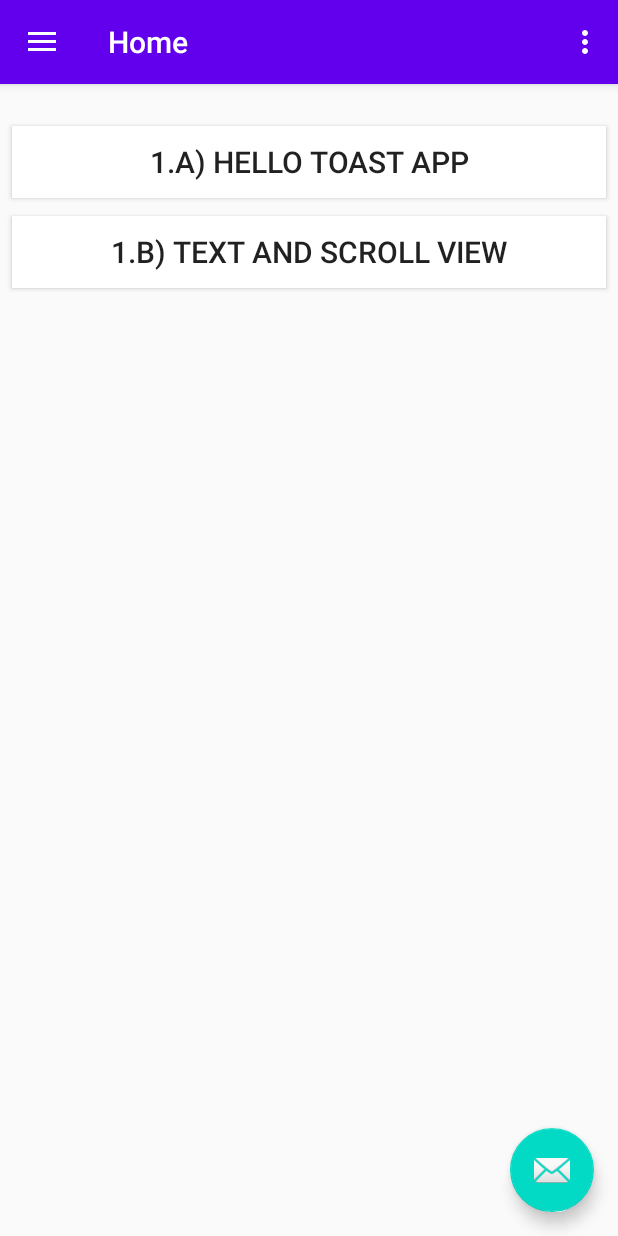
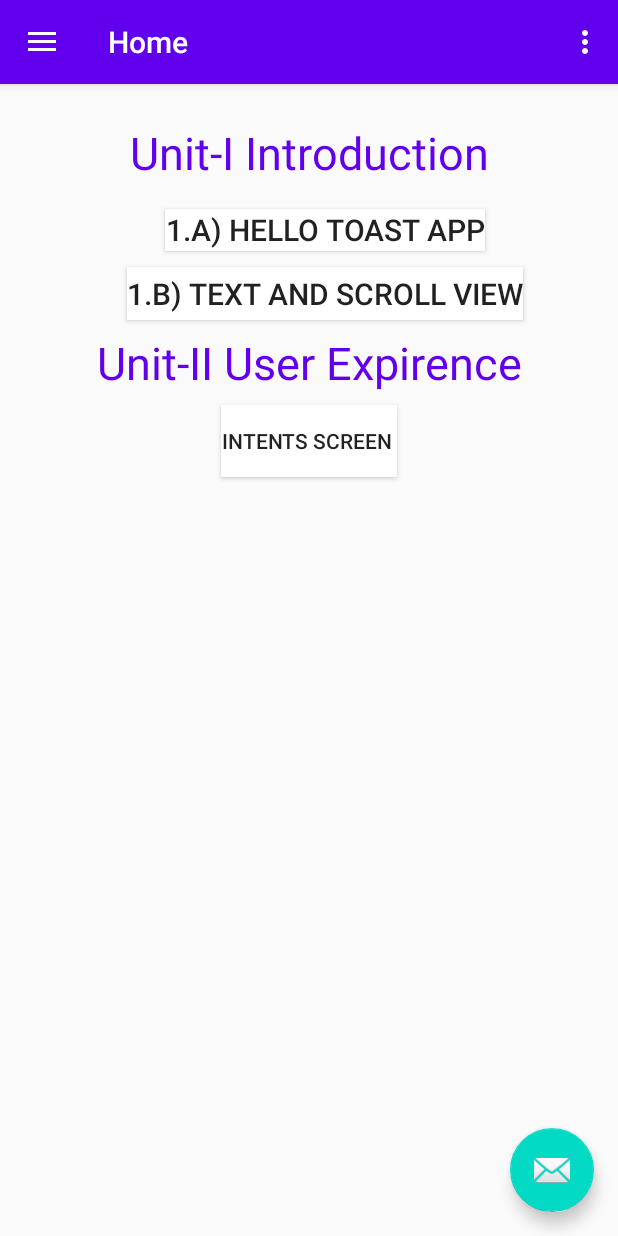
Before and after one commit to Muneiahtellakula/android_development, an Android app: the screen it shows after launch (MainActivity), on a phone screen of 412 x 824 dp. Run offline under Robolectric (Android 15) with nearby library versions, the phone set to English and light mode, and no system bars; our stand-ins replace navigation-ui.

Commit message:
Android LifeCycle and Implict and Explicit Intents

```diff
--- a/Android2020/app/src/main/AndroidManifest.xml
+++ b/Android2020/app/src/main/AndroidManifest.xml
@@ -9,7 +9,8 @@
         android:roundIcon="@mipmap/ic_launcher_round"
         android:supportsRtl="true"
         android:theme="@style/AppTheme">
-        <activity android:name=".text_and_scrollView.TextAndScrollViewActivity"></activity>
+        <activity android:name=".Intents.IntentsActivity"></activity>
+        <activity android:name=".text_and_scrollView.TextAndScrollViewActivity" />
         <activity android:name=".HelloToast.Hello_Toast_Class" />
         <activity
             android:name=".MainActivity"
--- a/Android2020/app/src/main/java/com/muneiah/android2020/MainActivity.java
+++ b/Android2020/app/src/main/java/com/muneiah/android2020/MainActivity.java
@@ -1,8 +1,11 @@
 package com.muneiah.android2020;
 
+import android.content.Intent;
 import android.os.Bundle;
 import android.view.View;
 import android.view.Menu;
+import android.widget.Toast;
+
 import com.google.android.material.floatingactionbutton.FloatingActionButton;
 import com.google.android.material.snackbar.Snackbar;
 import com.google.android.material.navigation.NavigationView;
@@ -25,6 +28,9 @@ public class MainActivity extends AppCompatActivity {
         Toolbar toolbar = findViewById(R.id.toolbar);
         setSupportActionBar(toolbar);
         FloatingActionButton fab = findViewById(R.id.fab);
+        Intent i=getIntent();
+        String data=i.getStringExtra("key");
+        Toast.makeText(this, ""+data, Toast.LENGTH_SHORT).show();
         fab.setOnClickListener(new View.OnClickListener() {
             @Override
             public void onClick(View view) {
--- a/Android2020/app/src/main/java/com/muneiah/android2020/ui/home/HomeFragment.java
+++ b/Android2020/app/src/main/java/com/muneiah/android2020/ui/home/HomeFragment.java
@@ -14,6 +14,7 @@ import androidx.lifecycle.Observer;
 import androidx.lifecycle.ViewModelProviders;
 
 import com.muneiah.android2020.HelloToast.Hello_Toast_Class;
+import com.muneiah.android2020.Intents.IntentsActivity;
 import com.muneiah.android2020.MainActivity;
 import com.muneiah.android2020.R;
 import com.muneiah.android2020.text_and_scrollView.TextAndScrollViewActivity;
@@ -29,6 +30,14 @@ public class HomeFragment extends Fragment {
         View root = inflater.inflate(R.layout.fragment_home, container, false);
         final Button toastButton = root.findViewById(R.id.hello_toastApp_btn);
         final Button scrollViewButton = root.findViewById(R.id.text_sroll_btn);
+        final Button intentButton = root.findViewById(R.id.intents_button);
+        intentButton.setOnClickListener(new View.OnClickListener() {
+            @Override
+            public void onClick(View v) {
+                Intent intent=new Intent(getContext(), IntentsActivity.class);
+                startActivity(intent);
+            }
+        });
         toastButton.setOnClickListener(new View.OnClickListener() {
             @Override
             public void onClick(View v) {
--- a/Android2020/app/src/main/res/layout/fragment_home.xml
+++ b/Android2020/app/src/main/res/layout/fragment_home.xml
@@ -9,8 +9,8 @@
 
     <Button
         android:id="@+id/hello_toastApp_btn"
-        android:layout_width="match_parent"
-        android:layout_height="wrap_content"
+        android:layout_width="wrap_content"
+        android:layout_height="28dp"
         android:layout_marginStart="8dp"
         android:layout_marginTop="8dp"
         android:layout_marginEnd="8dp"
@@ -20,15 +20,15 @@
         android:textSize="20sp"
         app:layout_constraintBottom_toBottomOf="parent"
         app:layout_constraintEnd_toEndOf="parent"
-        app:layout_constraintHorizontal_bias="0.0"
+        app:layout_constraintHorizontal_bias="0.557"
         app:layout_constraintStart_toStartOf="parent"
         app:layout_constraintTop_toTopOf="parent"
-        app:layout_constraintVertical_bias="0.028" />
+        app:layout_constraintVertical_bias="0.103" />
 
     <Button
         android:id="@+id/text_sroll_btn"
-        android:layout_width="match_parent"
-        android:layout_height="wrap_content"
+        android:layout_width="wrap_content"
+        android:layout_height="35dp"
         android:layout_marginStart="8dp"
         android:layout_marginTop="8dp"
         android:layout_marginEnd="8dp"
@@ -39,8 +39,49 @@
 
         app:layout_constraintBottom_toBottomOf="parent"
         app:layout_constraintEnd_toEndOf="parent"
-        app:layout_constraintHorizontal_bias="0.0"
+        app:layout_constraintHorizontal_bias="0.583"
         app:layout_constraintStart_toStartOf="parent"
         app:layout_constraintTop_toTopOf="parent"
-        app:layout_constraintVertical_bias="0.112" />
+        app:layout_constraintVertical_bias="0.157" />
+
+    <TextView
+        android:id="@+id/textView2"
+        android:layout_width="359dp"
+        android:layout_height="50dp"
+        android:layout_marginStart="16dp"
+        android:gravity="center"
+        android:layout_marginTop="8dp"
+        android:layout_marginEnd="16dp"
+        android:text="Unit-I Introduction"
+        android:textColor="@color/colorPrimary"
+        android:textSize="30sp"
+        app:layout_constraintBottom_toTopOf="@+id/hello_toastApp_btn"
+        app:layout_constraintEnd_toEndOf="parent"
+        app:layout_constraintStart_toStartOf="parent"
+        app:layout_constraintTop_toTopOf="parent" />
+
+    <TextView
+        android:id="@+id/textView3"
+        android:layout_width="wrap_content"
+        android:layout_height="wrap_content"
+        android:layout_marginTop="8dp"
+        android:text="Unit-II User Expirence"
+        android:textSize="30sp"
+        android:textColor="@color/colorPrimary"
+        app:layout_constraintEnd_toEndOf="parent"
+        app:layout_constraintStart_toStartOf="parent"
+        app:layout_constraintTop_toBottomOf="@+id/text_sroll_btn" />
+
+    <Button
+        android:id="@+id/intents_button"
+        android:layout_width="wrap_content"
+        android:layout_height="wrap_content"
+        android:layout_marginStart="16dp"
+        android:layout_marginTop="8dp"
+        android:layout_marginEnd="16dp"
+        android:background="@android:color/white"
+        android:text="Intents Screen "
+        app:layout_constraintEnd_toEndOf="parent"
+        app:layout_constraintStart_toStartOf="parent"
+        app:layout_constraintTop_toBottomOf="@+id/textView3" />
 </androidx.constraintlayout.widget.ConstraintLayout>
```
Also changed, not shown: Android2020/app/src/main/java/com/muneiah/android2020/Intents/IntentsActivity.java (added, +86 -0 lines), Android2020/app/src/main/res/layout/activity_intents.xml (added, +93 -0 lines), Android2020/app/src/main/res/layout/nav_header_main.xml (+6 -6 lines), Android2020/app/src/main/res/values/strings.xml (+13 -4 lines), Android2020/app/src/main/res/drawable/aplogos.png (added).
